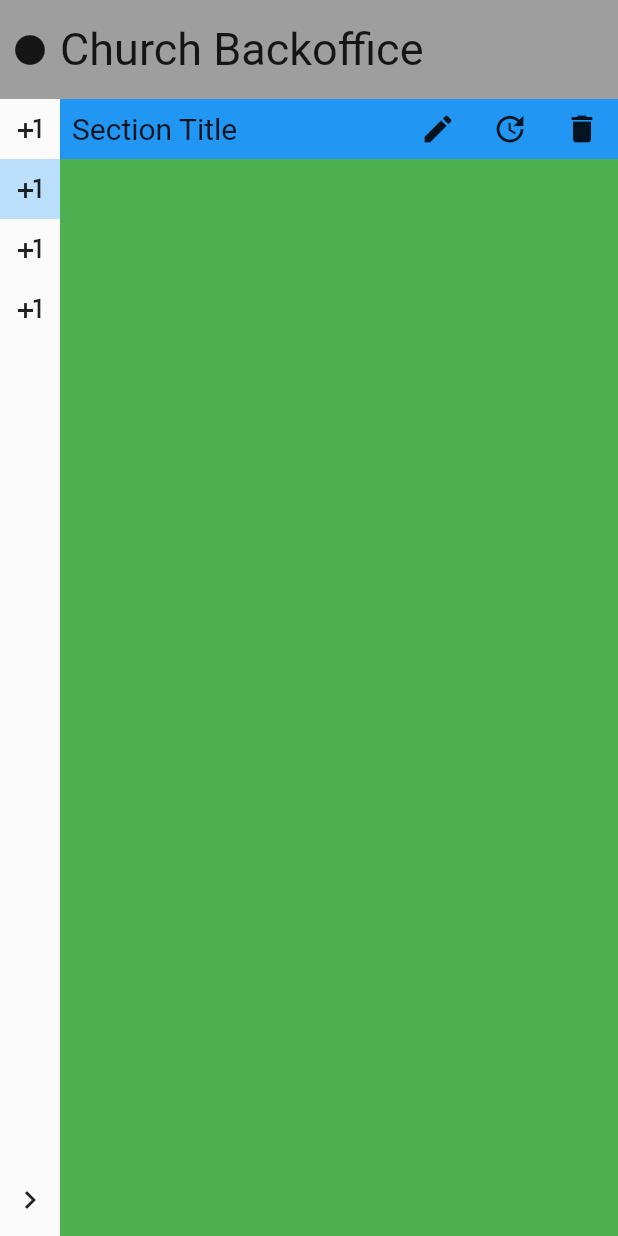
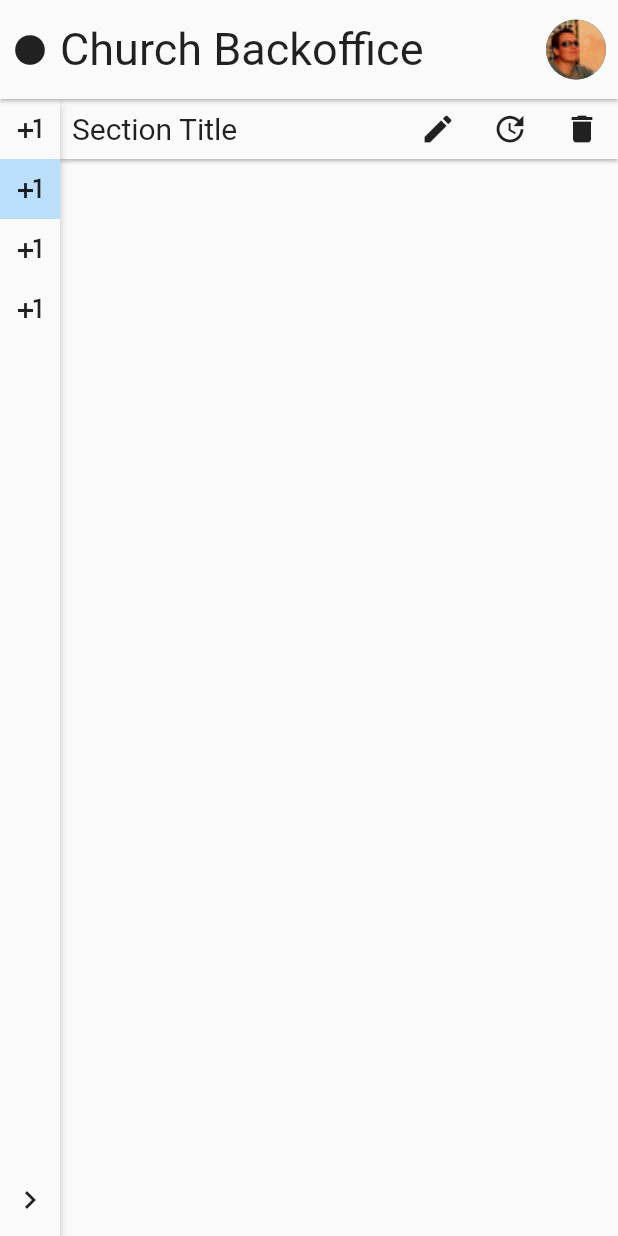
Before and after one commit to davidjohnmaccallum/church_backoffice, a Flutter app: the screen it shows after launch, after a tap on the "chevron left" icon, on a phone screen of 412 x 824 dp. Run offline on Flutter 3.47's test engine with Material 2 defaults, Android fonts, the light colour scheme and no system bars.

Commit message:
Avatar menu and material elevations

```diff
--- /dev/null
+++ b/lib/components/avatar_menu.dart
@@ -0,0 +1,67 @@
+import 'package:flutter/material.dart';
+
+class AvatarMenuItem {
+  AvatarMenuItem(this.text, this.onPressed);
+  final String text;
+  final Function() onPressed;
+}
+
+class AvatarMenu extends StatelessWidget {
+  final Function onClose;
+  final List<AvatarMenuItem> menuItems;
+
+  const AvatarMenu({
+    Key key,
+    this.onClose,
+    this.menuItems,
+  }) : super(key: key);
+
+  @override
+  Widget build(BuildContext context) {
+    return Stack(
+      children: [
+        GestureDetector(
+          onTap: onClose,
+          child: Container(
+            color: Colors.transparent,
+            width: double.infinity,
+            height: double.infinity,
+          ),
+        ),
+        Positioned(
+          top: 60,
+          right: 10,
+          child: Container(
+            color: Colors.white,
+            width: 150,
+            child: Material(
+              color: Colors.transparent,
+              child: Column(
+                crossAxisAlignment: CrossAxisAlignment.start,
+                children: [
+                  ...menuItems.map((it) => buildAvatarMenuButton(it)).toList(),
+                ],
+              ),
+            ),
+          ),
+        ),
+      ],
+    );
+  }
+
+  InkWell buildAvatarMenuButton(AvatarMenuItem menuItem) {
+    return InkWell(
+      onTap: menuItem.onPressed,
+      child: SizedBox(
+        width: double.infinity,
+        child: Padding(
+          padding: const EdgeInsets.all(8.0),
+          child: Text(
+            menuItem.text,
+            style: TextStyle(fontSize: 20),
+          ),
+        ),
+      ),
+    );
+  }
+}
--- /dev/null
+++ b/lib/components/header.dart
@@ -0,0 +1,42 @@
+import 'package:flutter/material.dart';
+
+class Header extends StatelessWidget {
+  final Function onAvatarTap;
+
+  const Header({
+    Key key,
+    this.onAvatarTap,
+  }) : super(key: key);
+
+  @override
+  Widget build(BuildContext context) {
+    return Container(
+      child: Padding(
+        padding: const EdgeInsets.all(8.0),
+        child: SizedBox(
+          height: 50,
+          width: double.infinity,
+          child: Row(
+            children: [
+              Icon(Icons.circle),
+              Padding(
+                padding: const EdgeInsets.only(left: 8.0),
+                child: Text(
+                  "Church Backoffice",
+                  style: TextStyle(fontSize: 30),
+                ),
+              ),
+              Spacer(),
+              GestureDetector(
+                onTap: onAvatarTap,
+                child: CircleAvatar(
+                  foregroundImage: AssetImage("assets/images/avatar.jpg"),
+                ),
+              ),
+            ],
+          ),
+        ),
+      ),
+    );
+  }
+}
--- /dev/null
+++ b/lib/components/layout.dart
@@ -0,0 +1,86 @@
+import 'package:flutter/material.dart';
+
+import 'avatar_menu.dart';
+import 'header.dart';
+import 'section.dart';
+import 'side_nav.dart';
+
+class Layout extends StatefulWidget {
+  Layout({Key key}) : super(key: key);
+
+  @override
+  _LayoutState createState() => _LayoutState();
+}
+
+class _LayoutState extends State<Layout> {
+  bool isSideNavExpanded = true;
+  bool isAvatarMenuShowing = false;
+
+  onExpandSideNav(bool expanded) {
+    setState(() {
+      isSideNavExpanded = !expanded;
+    });
+  }
+
+  onAvatarTap() {
+    setState(() {
+      isAvatarMenuShowing = !isAvatarMenuShowing;
+    });
+  }
+
+  @override
+  Widget build(BuildContext context) {
+    return Scaffold(
+      body: Stack(
+        children: [
+          Container(
+            child: Column(
+              verticalDirection: VerticalDirection.up,
+              children: [
+                Expanded(
+                  child: Row(
+                    textDirection: TextDirection.rtl,
+                    children: [
+                      Expanded(
+                        child: Section(),
+                      ),
+                      Material(
+                        elevation: 3,
+                        child: SideNav(
+                          expanded: isSideNavExpanded,
+                          onExpand: onExpandSideNav,
+                          selectedNavItem: "Item 2",
+                          navItems: [
+                            NavItem("Item 1", Icon(Icons.plus_one), () => {}),
+                            NavItem("Item 2", Icon(Icons.plus_one), () => {}),
+                            NavItem("Item 3", Icon(Icons.plus_one), () => {}),
+                            NavItem("Item 4", Icon(Icons.plus_one), () => {}),
+                          ],
+                        ),
+                      ),
+                    ],
+                  ),
+                ),
+                Material(
+                  elevation: 1.0,
+                  child: Header(
+                    onAvatarTap: onAvatarTap,
+                  ),
+                ),
+              ],
+            ),
+          ),
+          isAvatarMenuShowing
+              ? AvatarMenu(
+                  onClose: onAvatarTap,
+                  menuItems: [
+                    AvatarMenuItem("Profile", () => null),
+                    AvatarMenuItem("Logout", () => null),
+                  ],
+                )
+              : Container(),
+        ],
+      ),
+    );
+  }
+}
--- /dev/null
+++ b/lib/components/section.dart
@@ -0,0 +1,30 @@
+import 'package:flutter/material.dart';
+
+import 'section_header.dart';
+
+class Section extends StatelessWidget {
+  const Section({
+    Key key,
+  }) : super(key: key);
+
+  @override
+  Widget build(BuildContext context) {
+    return Column(
+      children: [
+        Material(
+          elevation: 1.0,
+          child: SectionHeader(
+            actions: [
+              IconButton(icon: Icon(Icons.create), onPressed: () => {}),
+              IconButton(icon: Icon(Icons.update), onPressed: () => {}),
+              IconButton(icon: Icon(Icons.delete), onPressed: () => {}),
+            ],
+          ),
+        ),
+        Expanded(
+          child: Container(),
+        ),
+      ],
+    );
+  }
+}
--- /dev/null
+++ b/lib/components/section_header.dart
@@ -0,0 +1,32 @@
+import 'package:flutter/material.dart';
+
+class SectionHeader extends StatelessWidget {
+  final List<Widget> actions;
+
+  const SectionHeader({
+    Key key,
+    this.actions = const [],
+  }) : super(key: key);
+
+  @override
+  Widget build(BuildContext context) {
+    return Container(
+      child: SizedBox(
+        height: 40,
+        child: Padding(
+          padding: const EdgeInsets.only(left: 8.0),
+          child: Row(
+            children: [
+              Text("Section Title",
+                  style: TextStyle(
+                    fontSize: 20,
+                  )),
+              Spacer(),
+              ...actions,
+            ],
+          ),
+        ),
+      ),
+    );
+  }
+}
--- /dev/null
+++ b/lib/components/side_nav.dart
@@ -0,0 +1,72 @@
+import 'package:flutter/material.dart';
+
+class NavItem {
+  NavItem(this.text, this.icon, this.onPressed);
+  final String text;
+  final Icon icon;
+  final Function() onPressed;
+}
+
+class SideNav extends StatelessWidget {
+  final bool expanded;
+  final Function onExpand;
+  final List<NavItem> navItems;
+  final String selectedNavItem;
+
+  const SideNav({
+    Key key,
+    this.expanded = true,
+    this.onExpand,
+    this.navItems = const [],
+    this.selectedNavItem = "",
+  }) : super(key: key);
+
+  @override
+  Widget build(BuildContext context) {
+    return Container(
+      width: expanded ? 200 : 40,
+      child: Column(
+        children: [
+          ...navItems
+              .map((it) => buildNavItemWidget(
+                    navItem: it,
+                    selected: it.text == selectedNavItem,
+                  ))
+              .toList(),
+          Spacer(),
+          IconButton(
+            icon: Icon(expanded ? Icons.chevron_left : Icons.chevron_right),
+            onPressed: () {
+              if (onExpand != null) onExpand(expanded);
+            },
+          ),
+        ],
+      ),
+    );
+  }
+
+  Widget buildNavItemWidget({NavItem navItem, bool selected = false}) => GestureDetector(
+        onTap: navItem.onPressed,
+        child: Container(
+          color: selected ? Colors.blue[100] : Colors.transparent,
+          child: Padding(
+            padding: const EdgeInsets.all(8.0),
+            child: Row(
+              children: [
+                navItem.icon,
+                expanded
+                    ? Padding(
+                        padding: const EdgeInsets.only(left: 20.0),
+                        child: Text(navItem.text,
+                            style: TextStyle(
+                              fontWeight: selected ? FontWeight.bold : FontWeight.normal,
+                              fontSize: 20,
+                            )),
+                      )
+                    : Container(),
+              ],
+            ),
+          ),
+        ),
+      );
+}
--- a/lib/layout.dart
+++ /dev/null
@@ -1,208 +0,0 @@
-import 'package:flutter/material.dart';
-
-class Layout extends StatefulWidget {
-  Layout({Key key}) : super(key: key);
-
-  @override
-  _LayoutState createState() => _LayoutState();
-}
-
-class _LayoutState extends State<Layout> {
-  bool sideNavExpanded = true;
-
-  onExpandSideNav(bool expanded) {
-    setState(() {
-      sideNavExpanded = !expanded;
-    });
-  }
-
-  @override
-  Widget build(BuildContext context) {
-    return Scaffold(
-      body: Container(
-        child: Column(
-          children: [
-            Header(),
-            Expanded(
-              child: Row(
-                children: [
-                  SideNav(
-                    expanded: sideNavExpanded,
-                    onExpand: onExpandSideNav,
-                    selectedNavItem: "Item 2",
-                    navItems: [
-                      NavItem("Item 1", Icon(Icons.plus_one), () => {}),
-                      NavItem("Item 2", Icon(Icons.plus_one), () => {}),
-                      NavItem("Item 3", Icon(Icons.plus_one), () => {}),
-                      NavItem("Item 4", Icon(Icons.plus_one), () => {}),
-                    ],
-                  ),
-                  Expanded(
-                    child: Section(),
-                  ),
-                ],
-              ),
-            )
-          ],
-        ),
-      ),
-    );
-  }
-}
-
-class Section extends StatelessWidget {
-  const Section({
-    Key key,
-  }) : super(key: key);
-
-  @override
-  Widget build(BuildContext context) {
-    return Column(
-      children: [
-        SectionHeader(
-          actions: [
-            IconButton(icon: Icon(Icons.create), onPressed: () => {}),
-            IconButton(icon: Icon(Icons.update), onPressed: () => {}),
-            IconButton(icon: Icon(Icons.delete), onPressed: () => {}),
-          ],
-        ),
-        Expanded(
-          child: Container(color: Colors.green),
-        ),
-      ],
-    );
-  }
-}
-
-class SectionHeader extends StatelessWidget {
-  final List<Widget> actions;
-
-  const SectionHeader({
-    Key key,
-    this.actions = const [],
-  }) : super(key: key);
-
-  @override
-  Widget build(BuildContext context) {
-    return Container(
-      color: Colors.blue,
-      child: SizedBox(
-        height: 40,
-        child: Padding(
-          padding: const EdgeInsets.only(left: 8.0),
-          child: Row(
-            children: [
-              Text("Section Title",
-                  style: TextStyle(
-                    fontSize: 20,
-                  )),
-              Spacer(),
-              ...actions,
-            ],
-          ),
-        ),
-      ),
-    );
-  }
-}
-
-class NavItem {
-  NavItem(this.text, this.icon, this.onPressed);
-  final String text;
-  final Icon icon;
-  final Function() onPressed;
-}
-
-class SideNav extends StatelessWidget {
-  final bool expanded;
-  final Function onExpand;
-  final List<NavItem> navItems;
-  final String selectedNavItem;
-
-  const SideNav({
-    Key key,
-    this.expanded = true,
-    this.onExpand,
-    this.navItems = const [],
-    this.selectedNavItem = "",
-  }) : super(key: key);
-
-  @override
-  Widget build(BuildContext context) {
-    return SizedBox(
-      width: expanded ? 200 : 40,
-      child: Column(
-        children: [
-          ...navItems
-              .map((it) => buildNavItemWidget(
-                    navItem: it,
-                    selected: it.text == selectedNavItem,
-                  ))
-              .toList(),
-          Spacer(),
-          IconButton(
-            icon: Icon(expanded ? Icons.chevron_left : Icons.chevron_right),
-            onPressed: () => onExpand != null && onExpand(expanded),
-          ),
-        ],
-      ),
-    );
-  }
-
-  Widget buildNavItemWidget({NavItem navItem, bool selected = false}) => GestureDetector(
-        onTap: navItem.onPressed,
-        child: Container(
-          color: selected ? Colors.blue[100] : Colors.transparent,
-          child: Padding(
-            padding: const EdgeInsets.all(8.0),
-            child: Row(
-              children: [
-                navItem.icon,
-                expanded
-                    ? Padding(
-                        padding: const EdgeInsets.only(left: 20.0),
-                        child: Text(navItem.text,
-                            style: TextStyle(
-                              fontWeight: selected ? FontWeight.bold : FontWeight.normal,
-                              fontSize: 20,
-                            )),
-                      )
-                    : Container(),
-              ],
-            ),
-          ),
-        ),
-      );
-}
-
-class Header extends StatelessWidget {
-  const Header({
-    Key key,
-  }) : super(key: key);
-
-  @override
-  Widget build(BuildContext context) {
-    return Container(
-      color: Colors.grey,
-      child: Padding(
-        padding: const EdgeInsets.all(8.0),
-        child: SizedBox(
-          height: 50,
-          width: double.infinity,
-          child: Row(
-            children: [
-              Icon(Icons.circle),
-              Padding(
-                padding: const EdgeInsets.only(left: 8.0),
-                child: Text(
-                  "Church Backoffice",
-                  style: TextStyle(fontSize: 30),
-                ),
-              ),
-            ],
-          ),
-        ),
-      ),
-    );
-  }
-}
--- a/lib/main.dart
+++ b/lib/main.dart
@@ -1,6 +1,6 @@
 import 'package:flutter/material.dart';
 
-import 'layout.dart';
+import 'components/layout.dart';
 
 void main() {
   runApp(MyApp());
@@ -11,6 +11,7 @@ class MyApp extends StatelessWidget {
   Widget build(BuildContext context) {
     return MaterialApp(
         title: 'Flutter Demo',
+        debugShowCheckedModeBanner: false,
         theme: ThemeData(
           primarySwatch: Colors.blue,
         ),
--- a/pubspec.yaml
+++ b/pubspec.yaml
@@ -45,8 +45,8 @@ flutter:
   uses-material-design: true
 
   # To add assets to your application, add an assets section, like this:
-  # assets:
-  #   - images/a_dot_burr.jpeg
+  assets:
+    - assets/images/
   #   - images/a_dot_ham.jpeg
 
   # An image asset can refer to one or more resolution-specific "variants", see
```
Also changed, not shown: assets/images/avatar.jpg (added).
